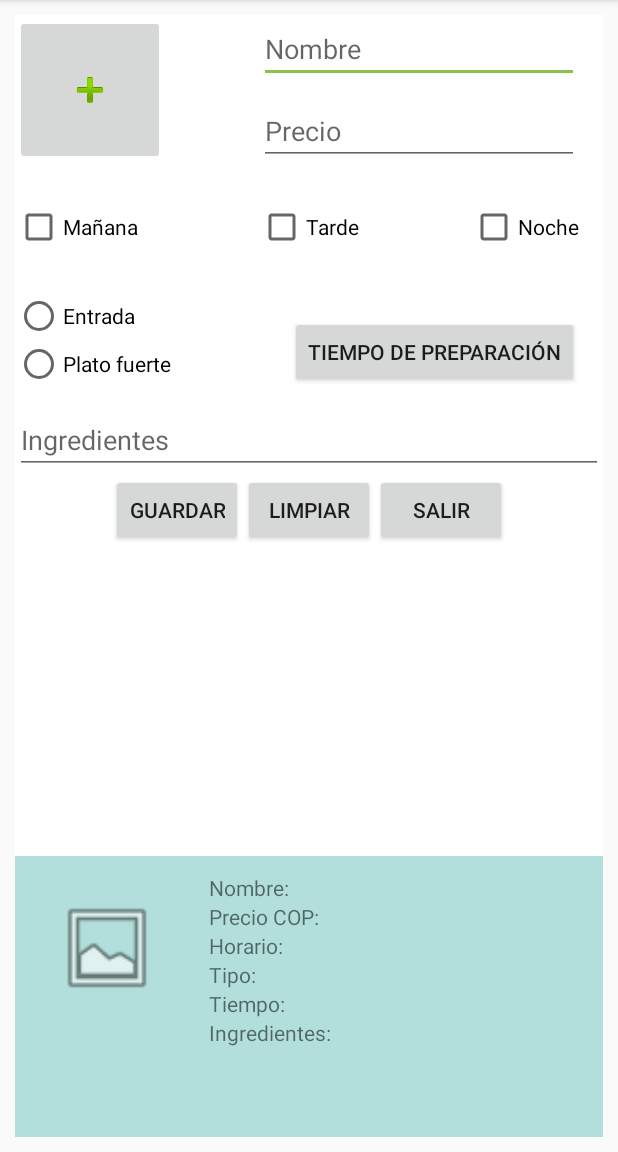
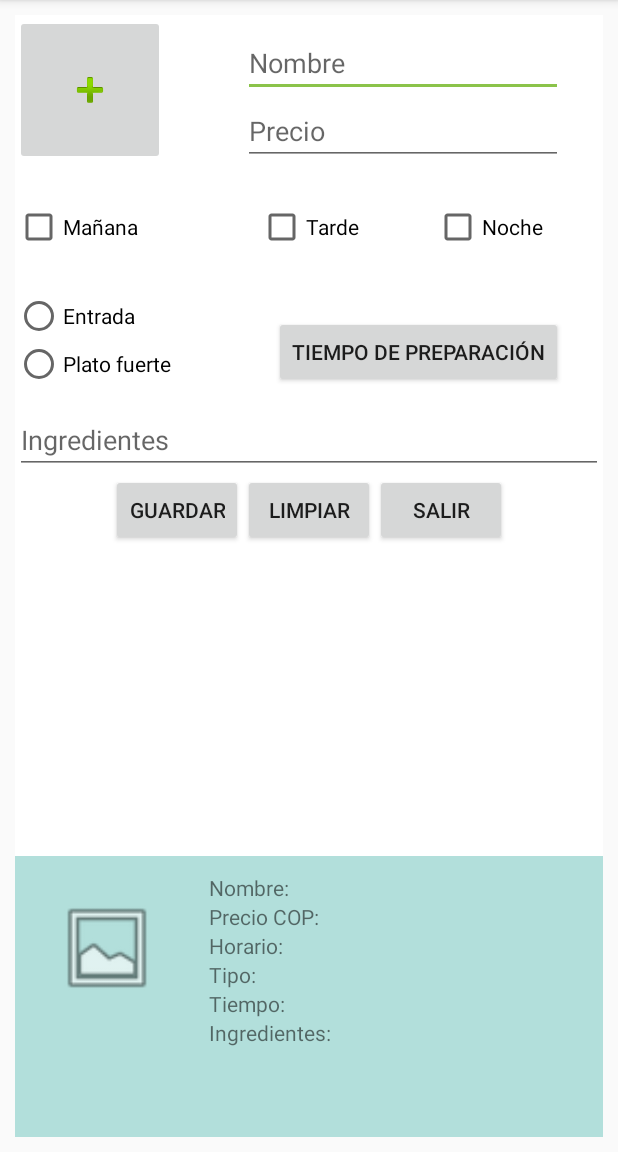
Before and after one commit to juanArias8/Mobile-computing, an Android app: the PlatesActivity screen opened directly, with no data from a screen before it, on a phone screen of 412 x 824 dp, the part 84-1236 px from its top. Run offline under Robolectric (Android 15) with nearby library versions, the phone set to English and light mode, and no system bars.

Commit message:
Finished lab

```diff
--- a/LabsCM20181/Lab1-UI/src/main/java/co/edu/udea/compumovil/gr06_20181/lab1/PlatesActivity.java
+++ b/LabsCM20181/Lab1-UI/src/main/java/co/edu/udea/compumovil/gr06_20181/lab1/PlatesActivity.java
@@ -9,7 +9,6 @@
 import android.view.View;
 import android.widget.CheckBox;
 import android.widget.EditText;
-import android.widget.ImageButton;
 import android.widget.ImageView;
 import android.widget.RadioButton;
 import android.widget.TextView;
@@ -19,6 +18,16 @@
 import java.util.Calendar;
 
 public class PlatesActivity extends AppCompatActivity {
+
+    private static final String PLATE_NAME = "";
+    private static final String PLATE_PRICE = "";
+    private static final String PLATE_MORNING = "";
+    private static final String PLATE_AFTERNOON = "";
+    private static final String PLATE_NIGHT = "";
+    private static final String PLATE_ENTRANCE = "";
+    private static final String PLATE_MAIN = "";
+    private static final String PLATE_TIME = "";
+    private static final String PLATE_INGREDIENTS = "";
 
     private EditText etPlateName;
     private EditText etPlatePrice;
@@ -39,11 +48,12 @@
 
     private String time = "";
 
-    private Uri path;
+    private Uri path = null;
 
     @Override
     protected void onCreate(Bundle savedInstanceState) {
         super.onCreate(savedInstanceState);
+
         setContentView(R.layout.activity_plates);
 
         etPlateName = (EditText) findViewById(R.id.et_plate_name);
@@ -62,6 +72,18 @@
         tvPlateType = (TextView) findViewById(R.id.tv_plate_type);
         tvPlateTime = (TextView) findViewById(R.id.tv_plate_time);
         tvPlateIngredients = (TextView) findViewById(R.id.tv_plate_ingredients);
+
+        if(savedInstanceState != null){
+            etPlateName.setText(savedInstanceState.getString(PLATE_NAME));
+            etPlatePrice.setText(savedInstanceState.getString(PLATE_PRICE));
+            cbPlateMorning.setChecked(savedInstanceState.getBoolean(PLATE_MORNING));
+            cbPlateAfternoon.setChecked(savedInstanceState.getBoolean(PLATE_AFTERNOON));
+            cbPlateNight.setChecked(savedInstanceState.getBoolean(PLATE_ENTRANCE));
+            rbPlateEntrance.setChecked(savedInstanceState.getBoolean(PLATE_MORNING));
+            rbPlateMain.setChecked(savedInstanceState.getBoolean(PLATE_MAIN));
+            time = savedInstanceState.getString(PLATE_TIME);
+            etPlateIngredients.setText(savedInstanceState.getString(PLATE_INGREDIENTS));
+        }
     }
 
     public void showTimePicker(View view){
@@ -78,7 +100,7 @@
     };
 
     public void ibLoadImagePlates(View view) {
-        Intent intent=new Intent(Intent.ACTION_PICK, MediaStore.Images.Media.EXTERNAL_CONTENT_URI);
+        Intent intent = new Intent(Intent.ACTION_PICK, MediaStore.Images.Media.EXTERNAL_CONTENT_URI);
         intent.setType("image/");
         startActivityForResult(intent.createChooser(intent,"Select an application"),10);
     }
@@ -184,4 +206,19 @@
         intent.setFlags(Intent.FLAG_ACTIVITY_NEW_TASK);
         startActivity(intent);
     }
+
+    @Override
+    public void onSaveInstanceState(Bundle outState){
+        outState.putString(PLATE_NAME, etPlateName.getText().toString());
+        outState.putString(PLATE_PRICE, etPlatePrice.getText().toString());
+        outState.putBoolean(PLATE_MORNING, cbPlateMorning.isChecked());
+        outState.putBoolean(PLATE_AFTERNOON, cbPlateAfternoon.isChecked());
+        outState.putBoolean(PLATE_NIGHT, cbPlateNight.isChecked());
+        outState.putBoolean(PLATE_ENTRANCE, rbPlateEntrance.isChecked());
+        outState.putBoolean(PLATE_MAIN, rbPlateMain.isChecked());
+        outState.putString(PLATE_INGREDIENTS, etPlateIngredients.getText().toString());
+        outState.putString(PLATE_TIME, time);
+
+        super.onSaveInstanceState(outState);
+    }
 }
--- a/LabsCM20181/Lab1-UI/src/main/res/layout-land/activity_drinks.xml
+++ b/LabsCM20181/Lab1-UI/src/main/res/layout-land/activity_drinks.xml
@@ -4,7 +4,7 @@
     android:layout_width="match_parent"
     android:layout_height="match_parent"
     android:orientation="horizontal"
-    android:padding="10dp">
+    android:padding="10dp" android:baselineAligned="false">
 
     <RelativeLayout
         android:layout_width="0dp"
@@ -31,7 +31,7 @@
             android:layout_below="@+id/et_drink_price"
             android:ems="10"
             android:hint="@string/txt_drink_ingredients"
-            android:inputType="textPersonName" />
+            android:inputType="text|textMultiLine" />
 
         <EditText
             android:id="@+id/et_drink_name"
@@ -41,7 +41,7 @@
             android:layout_below="@+id/ib_drink_add_photo"
             android:ems="10"
             android:hint="@string/txt_drink_name"
-            android:inputType="textPersonName" />
+            android:inputType="text|textCapSentences" />
 
 
         <ImageButton
--- a/LabsCM20181/Lab1-UI/src/main/res/layout-land/activity_plates.xml
+++ b/LabsCM20181/Lab1-UI/src/main/res/layout-land/activity_plates.xml
@@ -100,7 +100,7 @@
             android:layout_alignParentStart="true"
             android:ems="10"
             android:hint="@string/txt_plate_ingredients"
-            android:inputType="text" />
+            android:inputType="text|textMultiLine" />
 
         <ImageButton
             android:id="@+id/ib_plate_add_photo"
--- a/LabsCM20181/Lab1-UI/src/main/res/layout/activity_drinks.xml
+++ b/LabsCM20181/Lab1-UI/src/main/res/layout/activity_drinks.xml
@@ -33,7 +33,7 @@
             android:layout_marginTop="15dp"
             android:ems="10"
             android:hint="@string/txt_drink_ingredients"
-            android:inputType="textPersonName" />
+            android:inputType="text|textMultiLine" />
 
         <EditText
             android:id="@+id/et_drink_name"
@@ -44,7 +44,7 @@
             android:layout_marginTop="20dp"
             android:ems="10"
             android:hint="@string/txt_drink_name"
-            android:inputType="textPersonName" />
+            android:inputType="text|textCapSentences" />
 
 
         <ImageButton
--- a/LabsCM20181/Lab1-UI/src/main/res/layout/activity_plates.xml
+++ b/LabsCM20181/Lab1-UI/src/main/res/layout/activity_plates.xml
@@ -17,12 +17,11 @@
             style="@android:style/Widget.Material.Light.EditText"
             android:layout_width="wrap_content"
             android:layout_height="wrap_content"
-            android:layout_alignParentEnd="true"
-            android:layout_alignTop="@+id/ib_plate_add_photo"
-            android:layout_marginEnd="16dp"
+            android:layout_above="@+id/et_plate_price"
+            android:layout_toEndOf="@+id/btn_plate_save"
             android:ems="10"
             android:hint="@string/txt_plate_name"
-            android:inputType="text|textCapWords" />
+            android:inputType="text|textCapSentences" />
 
         <EditText
             android:id="@+id/et_plate_price"
@@ -56,8 +55,11 @@
             android:id="@+id/cb_plate_night"
             android:layout_width="wrap_content"
             android:layout_height="wrap_content"
+            android:layout_alignBaseline="@+id/cb_plate_afternoon"
             android:layout_alignBottom="@+id/cb_plate_afternoon"
             android:layout_alignEnd="@+id/et_plate_price"
+            android:layout_marginEnd="13dp"
+            android:layout_marginRight="15dp"
             android:text="@string/cb_plate_night" />
 
         <RadioGroup
@@ -102,7 +104,7 @@
             android:layout_marginTop="12dp"
             android:ems="10"
             android:hint="@string/txt_plate_ingredients"
-            android:inputType="text" />
+            android:inputType="text|textImeMultiLine" />
 
         <ImageButton
             android:id="@+id/ib_plate_add_photo"
```
Also changed, not shown: LabsCM20181/Lab1-UI/src/main/java/co/edu/udea/compumovil/gr06_20181/lab1/DrinksActivity.java (+21 -2 lines).
